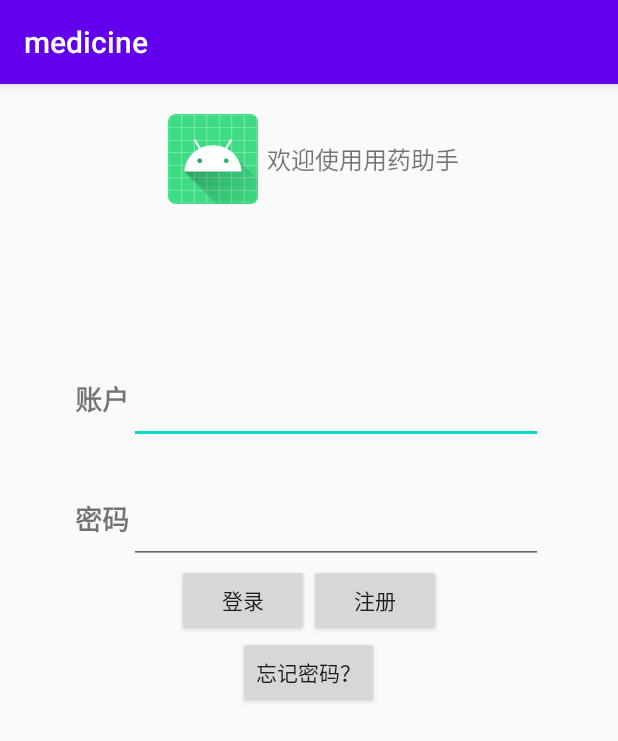
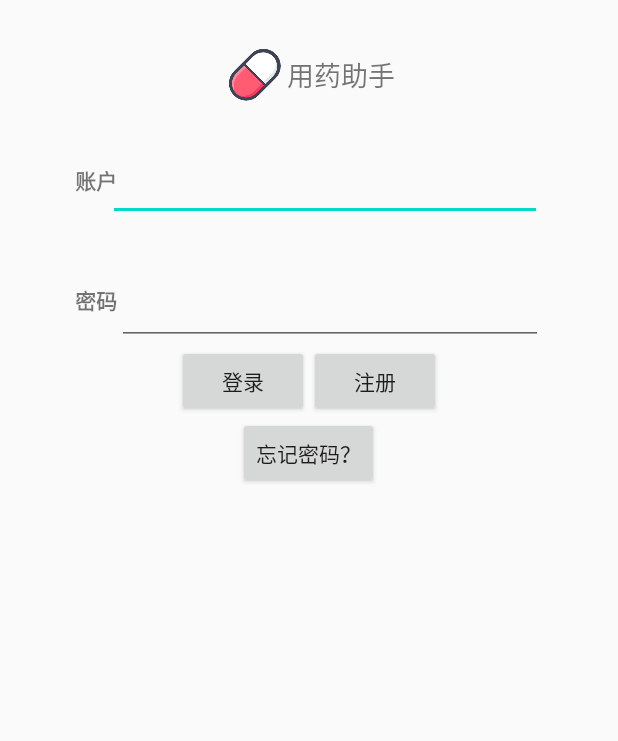
Before and after one commit to Xiangfeidetangyuan/MedicineAssistant, an Android app: the screen it shows after launch (LoginActivity), on a phone screen of 412 x 824 dp. Shown: the top 741 px of the screen. Run offline under Robolectric (Android 15) with nearby library versions, the phone set to English and light mode, and no system bars.

Commit message:
修改了登录界面的部分布局，去掉了actionBar

```diff
--- a/app/src/main/res/layout/activity_main.xml
+++ b/app/src/main/res/layout/activity_main.xml
@@ -17,14 +17,14 @@
        <ImageView
            android:layout_width="wrap_content"
            android:layout_height="wrap_content"
-           android:src="@mipmap/ic_launcher">
+           android:src="@mipmap/icon">
        </ImageView>
 
        <TextView
            android:layout_width="wrap_content"
            android:layout_height="match_parent"
            android:text="@string/welcome"
-           android:textSize="16sp"
+           android:textSize="18sp"
            android:gravity="center">
        </TextView>
 
@@ -33,7 +33,7 @@
     <RelativeLayout
         android:layout_width="match_parent"
         android:layout_height="wrap_content"
-        android:layout_marginTop="100dp"
+        android:layout_marginTop="10dp"
         android:layout_marginStart="50dp"
         android:layout_marginEnd="50dp">
 
@@ -43,16 +43,16 @@
             android:layout_height="60dp"
             android:gravity="center"
             android:text ="@string/username"
-            android:textSize="18sp"
+            android:textSize="14sp"
             android:textStyle="bold">
         </TextView>
 
         <EditText
             android:id="@+id/inputUserName"
-            android:layout_width="match_parent"
-            android:layout_height="60dp"
-            android:layout_toEndOf="@+id/text1">
-        </EditText>
+            android:layout_width="289dp"
+            android:layout_height="57dp"
+            android:layout_marginStart="-6dp"
+            android:layout_toEndOf="@+id/text1"></EditText>
 
 
     </RelativeLayout>
@@ -70,7 +70,7 @@
             android:layout_height="60dp"
             android:gravity="center"
             android:text ="@string/pwd"
-            android:textSize="18sp"
+            android:textSize="14sp"
             android:textStyle="bold">
         </TextView>
 
--- a/app/src/main/res/values/strings.xml
+++ b/app/src/main/res/values/strings.xml
@@ -1,6 +1,6 @@
 <resources>
     <string name="app_name">medicine</string>
-    <string name="welcome">欢迎使用用药助手</string>
+    <string name="welcome">用药助手</string>
     <string name="username">账户</string>
     <string name="pwd">密码</string>
     <string name="login">登录</string>
--- a/app/src/main/res/values/styles.xml
+++ b/app/src/main/res/values/styles.xml
@@ -1,6 +1,6 @@
 <resources>
     <!-- Base application theme. -->
-    <style name="AppTheme" parent="Theme.AppCompat.Light.DarkActionBar">
+    <style name="AppTheme" parent="Theme.AppCompat.Light.NoActionBar">
         <!-- Customize your theme here. -->
         <item name="colorPrimary">@color/colorPrimary</item>
         <item name="colorPrimaryDark">@color/colorPrimaryDark</item>
```
